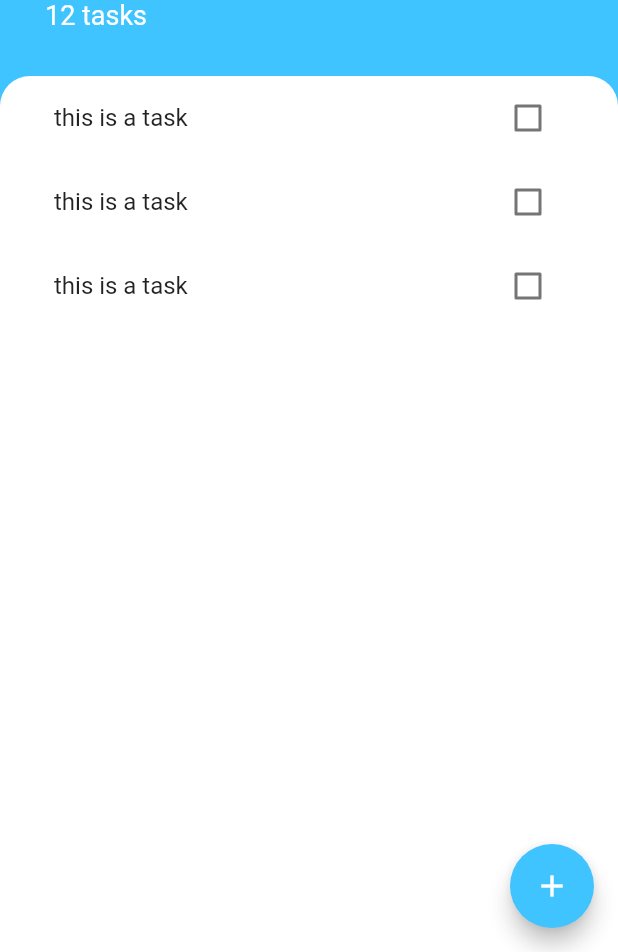
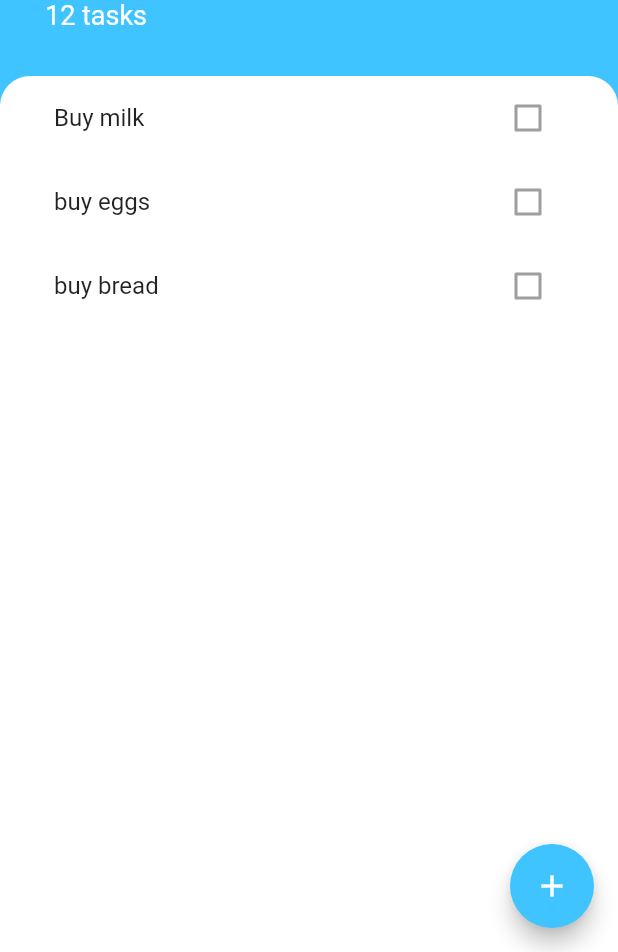
Before and after one commit to Zims/todoey_flutter, a Flutter app: the screen it shows after launch, on a phone screen of 412 x 824 dp, the part 284-1236 px from its top. Run offline on Flutter 3.47's test engine with Material 2 defaults, Android fonts, the phone set to English and light mode, and no system bars.

Commit message:
list items from saved tasks

```diff
--- /dev/null
+++ b/lib/models/task.dart
@@ -0,0 +1,9 @@
+class Task {
+  final String name;
+  bool isDone;
+  Task({this.name, this.isDone = false});
+
+  void toggleDone() {
+    isDone = !isDone;
+  }
+}
--- a/lib/widgets/task_tile.dart
+++ b/lib/widgets/task_tile.dart
@@ -1,44 +1,29 @@
 import 'package:flutter/material.dart';
 
-class TaskTile extends StatefulWidget {
-  @override
-  _TaskTileState createState() => _TaskTileState();
-}
+class TaskTile extends StatelessWidget {
+  final bool isChecked;
+  final String taskTitle;
 
-class _TaskTileState extends State<TaskTile> {
-  bool isChecked = false;
+  TaskTile({this.isChecked, this.taskTitle}) {}
 
   @override
   Widget build(BuildContext context) {
     return ListTile(
-      title: Text(
-        'this is a task',
-        style: TextStyle(
-          decoration: isChecked ? TextDecoration.lineThrough : null,
+        title: Text(
+          taskTitle,
+          style: TextStyle(
+            decoration: isChecked ? TextDecoration.lineThrough : null,
+          ),
         ),
-      ),
-      trailing: new TaskCheckbox(
-        checkboxState: isChecked,
-        toggleCheckboxState: (bool checkboxState) {
-          setState(() {
-            isChecked = checkboxState;
-          });
-        },
-      ),
-    );
+        trailing: Checkbox(
+          activeColor: Colors.lightBlueAccent,
+          value: isChecked,
+//        onChanged: toggleCheckboxState,
+        ));
   }
 }
-
-class TaskCheckbox extends StatelessWidget {
-  final bool checkboxState;
-  final Function toggleCheckboxState;
-  TaskCheckbox({this.checkboxState, this.toggleCheckboxState});
-
-  @override
-  Widget build(BuildContext context) {
-    return Checkbox(
-        activeColor: Colors.lightBlueAccent,
-        value: checkboxState,
-        onChanged: toggleCheckboxState);
-  }
-}
+//(bool checkboxState) {
+//setState(() {
+//isChecked = checkboxState;
+//});
+//},
--- a/lib/widgets/tasks_list.dart
+++ b/lib/widgets/tasks_list.dart
@@ -1,14 +1,26 @@
 import 'package:flutter/material.dart';
+import 'package:todoey_flutter/models/task.dart';
 import 'package:todoey_flutter/widgets/task_tile.dart';
 
-class TasksList extends StatelessWidget {
+class TasksList extends StatefulWidget {
+  @override
+  _TasksListState createState() => _TasksListState();
+}
+
+class _TasksListState extends State<TasksList> {
   @override
   Widget build(BuildContext context) {
+    List<Task> tasks = [
+      Task(name: 'Buy milk'),
+      Task(name: 'buy eggs'),
+      Task(name: 'buy bread'),
+    ];
+
     return ListView(
       children: <Widget>[
-        TaskTile(),
-        TaskTile(),
-        TaskTile(),
+        TaskTile(taskTitle: tasks[0].name, isChecked: tasks[0].isDone),
+        TaskTile(taskTitle: tasks[1].name, isChecked: tasks[1].isDone),
+        TaskTile(taskTitle: tasks[2].name, isChecked: tasks[2].isDone),
       ],
     );
   }
```
